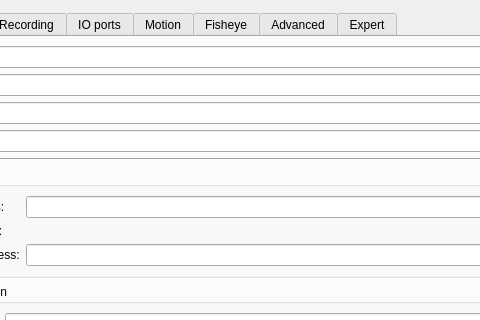
Before: the Qt Designer form client/src/ui/widgets/properties/single_camera_settings_widget.ui in networkoptix/nx_open, drawn with Qt 5; both pictures show x 91 to 571 and y 0 to 320 of the 712 by 634 pixel window.
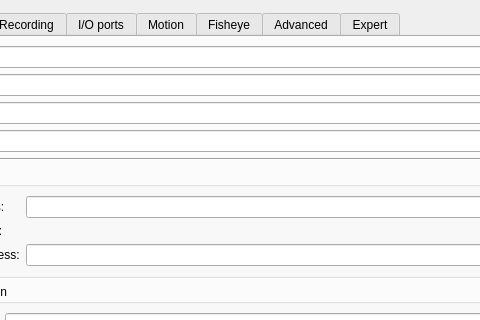
After: the same form once the commit is applied. Custom widgets are drawn as their Qt base class.

Patch:
```diff
--- a/client/src/ui/widgets/properties/single_camera_settings_widget.ui
+++ b/client/src/ui/widgets/properties/single_camera_settings_widget.ui
@@ -252,7 +252,7 @@
      </widget>
      <widget class="QWidget" name="ioSettingsTab">
       <attribute name="title">
-       <string>IO ports</string>
+       <string>I/O ports</string>
       </attribute>
       <layout class="QVBoxLayout" name="verticalLayout_28" stretch="0">
        <item>
```
